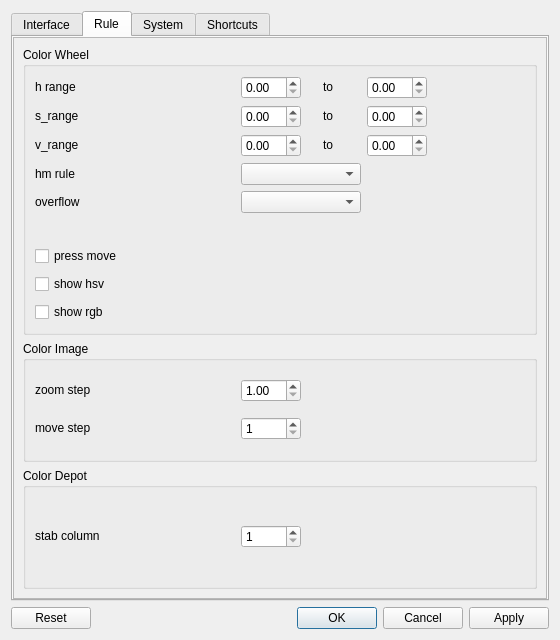
insad/DigitalPalette, file src/main/python/cguis/design/settings_dialog.ui: the form before one commit.
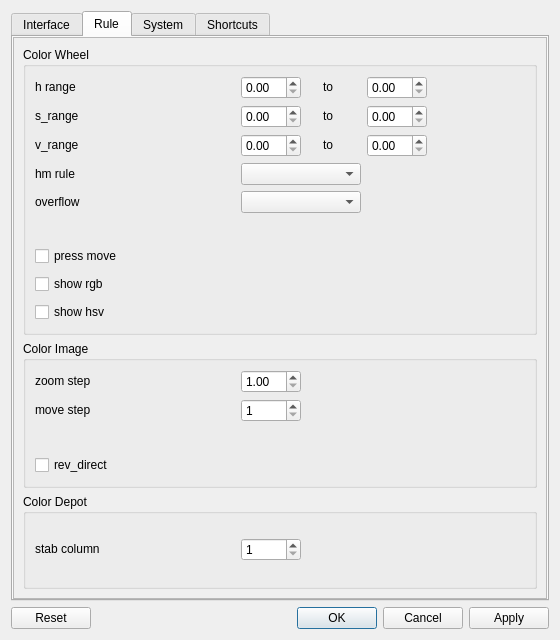
The form after the commit. The open tabs and pages were chosen to show the change.

Diff of the .ui file:
```diff
--- a/src/main/python/cguis/design/settings_dialog.ui
+++ b/src/main/python/cguis/design/settings_dialog.ui
@@ -1231,28 +1231,6 @@
                </widget>
               </item>
               <item row="7" column="0" colspan="3">
-               <widget class="QCheckBox" name="show_hsv_cbox">
-                <property name="minimumSize">
-                 <size>
-                  <width>300</width>
-                  <height>22</height>
-                 </size>
-                </property>
-                <property name="maximumSize">
-                 <size>
-                  <width>300</width>
-                  <height>22</height>
-                 </size>
-                </property>
-                <property name="text">
-                 <string>show hsv</string>
-                </property>
-                <property name="checked">
-                 <bool>false</bool>
-                </property>
-               </widget>
-              </item>
-              <item row="8" column="0" colspan="3">
                <widget class="QCheckBox" name="show_rgb_cbox">
                 <property name="minimumSize">
                  <size>
@@ -1274,6 +1252,28 @@
                 </property>
                </widget>
               </item>
+              <item row="8" column="0" colspan="3">
+               <widget class="QCheckBox" name="show_hsv_cbox">
+                <property name="minimumSize">
+                 <size>
+                  <width>300</width>
+                  <height>22</height>
+                 </size>
+                </property>
+                <property name="maximumSize">
+                 <size>
+                  <width>300</width>
+                  <height>22</height>
+                 </size>
+                </property>
+                <property name="text">
+                 <string>show hsv</string>
+                </property>
+                <property name="checked">
+                 <bool>false</bool>
+                </property>
+               </widget>
+              </item>
              </layout>
             </widget>
            </item>
@@ -1387,6 +1387,44 @@
                 </property>
                </widget>
               </item>
+              <item row="2" column="0" colspan="3">
+               <widget class="QWidget" name="color_image_inner_space" native="true">
+                <property name="minimumSize">
+                 <size>
+                  <width>0</width>
+                  <height>20</height>
+                 </size>
+                </property>
+                <property name="maximumSize">
+                 <size>
+                  <width>16777215</width>
+                  <height>20</height>
+                 </size>
+                </property>
+               </widget>
+              </item>
+              <item row="3" column="0" colspan="3">
+               <widget class="QCheckBox" name="rev_direct_cbox">
+                <property name="minimumSize">
+                 <size>
+                  <width>300</width>
+                  <height>22</height>
+                 </size>
+                </property>
+                <property name="maximumSize">
+                 <size>
+                  <width>300</width>
+                  <height>22</height>
+                 </size>
+                </property>
+                <property name="text">
+                 <string>rev_direct</string>
+                </property>
+                <property name="checked">
+                 <bool>false</bool>
+                </property>
+               </widget>
+              </item>
              </layout>
             </widget>
            </item>
```
